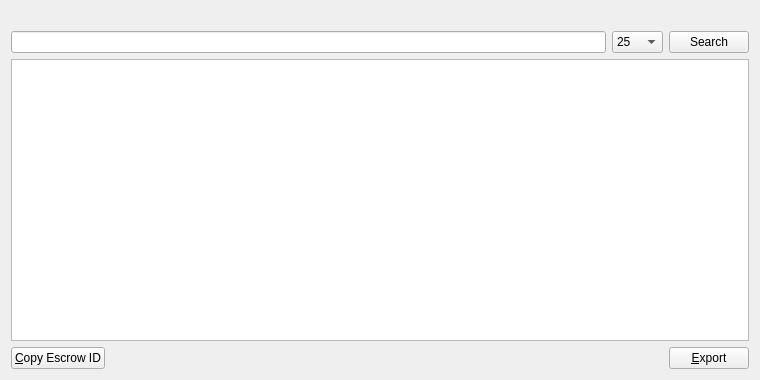
This is src/qt/forms/escrowlistpage.ui in willyko/syscoin2 as Qt 5 draws it before an edit. The edited form follows.
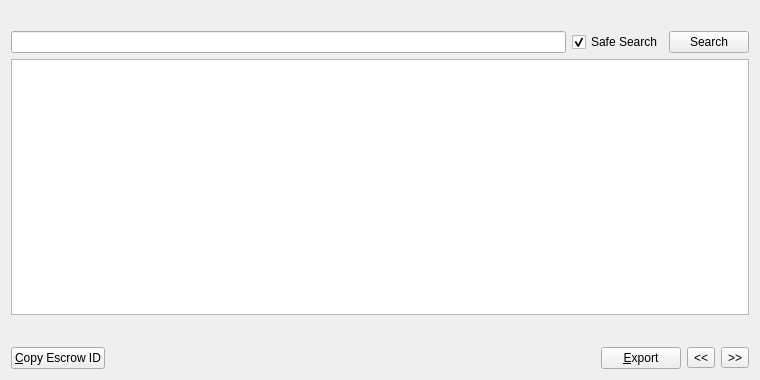
This is the edited form.

What changed in the file:
```diff
--- a/src/qt/forms/escrowlistpage.ui
+++ b/src/qt/forms/escrowlistpage.ui
@@ -30,22 +30,13 @@
       <widget class="QLineEdit" name="lineEditEscrowSearch"/>
      </item>
      <item>
-      <widget class="QComboBox" name="comboBox">
-       <item>
-        <property name="text">
-         <string>25</string>
-        </property>
-       </item>
-       <item>
-        <property name="text">
-         <string>50</string>
-        </property>
-       </item>
-       <item>
-        <property name="text">
-         <string>100</string>
-        </property>
-       </item>
+      <widget class="QCheckBox" name="safeSearch">
+       <property name="text">
+        <string>Safe Search</string>
+       </property>
+       <property name="checked">
+        <bool>true</bool>
+       </property>
       </widget>
      </item>
      <item>
@@ -91,6 +82,30 @@
      </attribute>
     </widget>
    </item>
+   <item>
+    <layout class="QHBoxLayout" name="horizontalLayout_3">
+     <item>
+      <spacer name="horizontalSpacer_2">
+       <property name="orientation">
+        <enum>Qt::Horizontal</enum>
+       </property>
+       <property name="sizeHint" stdset="0">
+        <size>
+         <width>40</width>
+         <height>20</height>
+        </size>
+       </property>
+      </spacer>
+     </item>
+     <item>
+      <widget class="QLabel" name="labelPage">
+       <property name="text">
+        <string/>
+       </property>
+      </widget>
+     </item>
+    </layout>
+   </item>
    <item>
     <layout class="QHBoxLayout" name="horizontalLayout">
      <item>
@@ -126,6 +141,20 @@
        </property>
       </widget>
      </item>
+     <item>
+      <widget class="QToolButton" name="prevButton">
+       <property name="text">
+        <string>&lt;&lt;</string>
+       </property>
+      </widget>
+     </item>
+     <item>
+      <widget class="QToolButton" name="nextButton">
+       <property name="text">
+        <string>&gt;&gt;</string>
+       </property>
+      </widget>
+     </item>
     </layout>
    </item>
   </layout>
```
